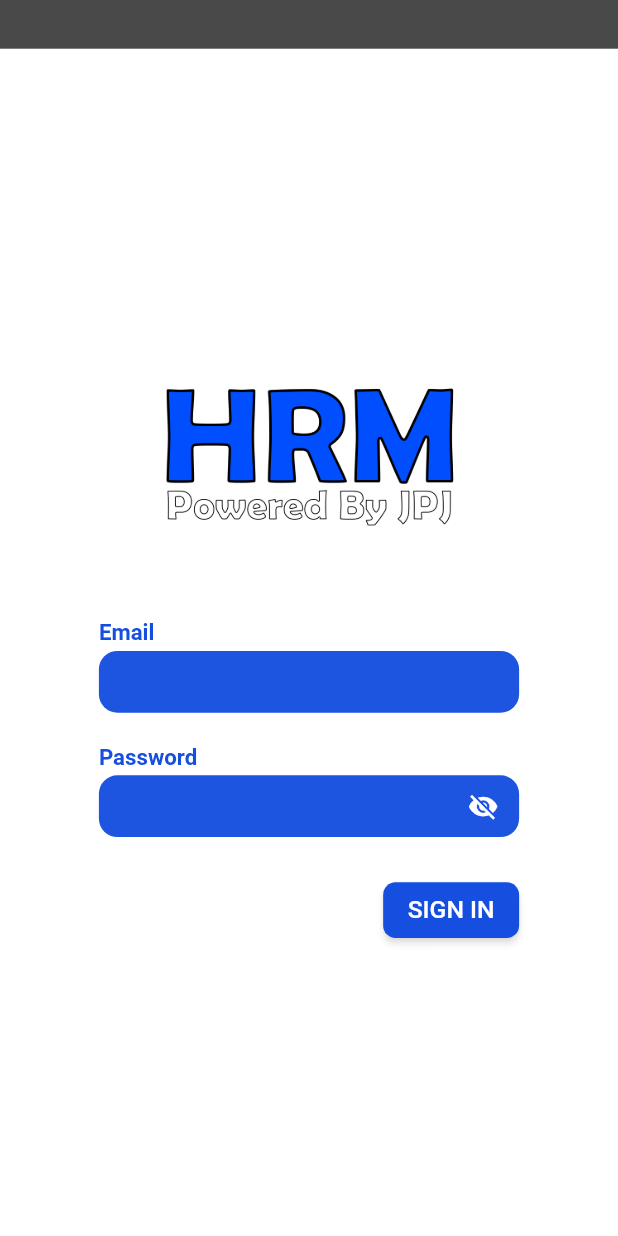
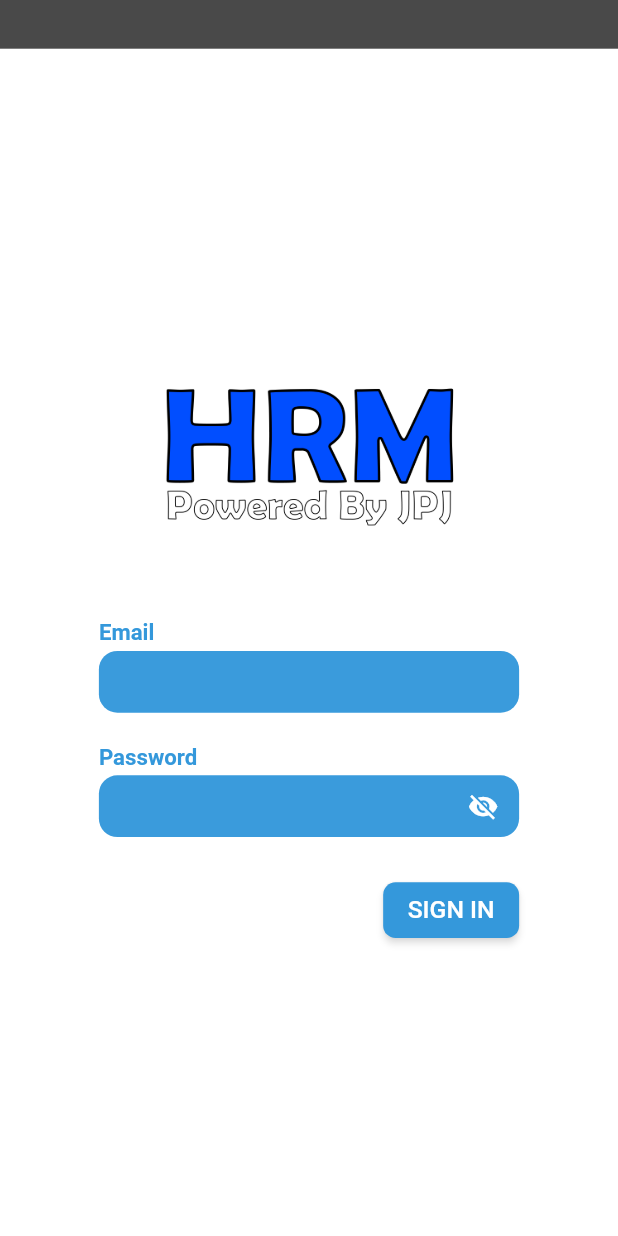
Before and after one commit to cobategit/jpj_hrm_mobile, a Flutter app: the screen it shows after launch, on a phone screen of 412 x 824 dp. Run offline on Flutter 3.47's test engine with Material 2 defaults, Android fonts, the phone set to English and light mode, and no system bars; our stand-ins replace connectivity_plus, device_info_plus, dropdown_search, fluttericon, geocoding, geolocator and 9 more; missing offline and left inert: cupertino_back_gesture, flutter_background_service, flutter_background_service_android, flutter_barcode_scanner, trust_location; accounts and stored records are empty.

Commit message:
update ios

```diff
--- a/lib/configs/api.dart
+++ b/lib/configs/api.dart
@@ -1,6 +1,6 @@
 class Api {
-  static String url_laptop_server = 'http://10.15.14.253:8000/api/v1';
-  static String urllocal = 'http://10.15.14.62:8000/api/v1';
+  static String url_laptop_server = 'http://10.15.14.229:8000/api/v1';
+  static String urllocal = 'http://10.15.14.229:8000/api/v1';
   // static String urllocal = 'http://192.168.1.12:8000/api/v1';
   static String apiUrl = url_laptop_server;
 }
--- a/lib/configs/colors.dart
+++ b/lib/configs/colors.dart
@@ -4,10 +4,10 @@ import 'package:hexcolor/hexcolor.dart';
 class GlobalColor {
   static Color light = HexColor('#ffffff');
   static Color dark = HexColor('#000000');
-  static Color green = HexColor('#3faf7c');
-  static Color blue = HexColor('#164fe0');
+  static Color green = HexColor('#2ecc71');
+  static Color blue = HexColor('#3498db');
   static Color grey = HexColor('#494949');
-  static Color red = HexColor('#ff0000');
-  static Color yellow = HexColor('#ffe900');
+  static Color red = HexColor('#e74c3c');
+  static Color yellow = HexColor('#f1c40f');
   static Color orange = HexColor('#ff7200');
 }
--- a/lib/controllers/auth_controller.dart
+++ b/lib/controllers/auth_controller.dart
@@ -11,6 +11,8 @@ import 'package:jpj_hrm_mobile/screens/index.dart';
 import 'package:jpj_hrm_mobile/services/index.dart';
 import 'package:jpj_hrm_mobile/utils/index.dart';
 import 'package:shared_preferences/shared_preferences.dart';
+import 'package:flutter/foundation.dart' show kIsWeb;
+import 'package:http/http.dart' as http;
 
 class AuthController extends GetxController {
   TextEditingController? emailText;
@@ -89,6 +91,9 @@ class AuthController extends GetxController {
 
   handleGetDevice() async {
     try {
+      if (kIsWeb) {
+
+      }else{
         if (Platform.isAndroid) {
           AndroidDeviceInfo androidInfo = await deviceInfoPlugin.androidInfo;
           deviceData!(androidInfo.model);
@@ -96,6 +101,7 @@ class AuthController extends GetxController {
         if (Platform.isIOS) {
           IosDeviceInfo iosInfo = await deviceInfoPlugin.iosInfo;
           deviceData!(iosInfo.model);
+        }
       }
     } on PlatformException {
       const error = "Error Failed to get platform version";
@@ -122,7 +128,8 @@ class AuthController extends GetxController {
     };
 
     final ApiModel apiModel = ApiModel(
-        url: Api.apiUrl, path: Path.login, body: bodyData, isToken: false);
+        url: Api.apiUrl, path: Path.login, body: bodyData, isToken: false
+      );
 
     final Map<String, dynamic> res = await PostData().postData(apiModel);
     isLoading!(false);
--- a/lib/screens/absen/checkinout_screen.dart
+++ b/lib/screens/absen/checkinout_screen.dart
@@ -1,3 +1,5 @@
+import 'dart:math';
+
 import 'package:flutter/material.dart';
 import 'package:jpj_hrm_mobile/configs/index.dart';
 import 'package:jpj_hrm_mobile/utils/index.dart';
@@ -78,11 +80,11 @@ class CheckInOutScreen extends StatelessWidget {
                         // CHECK IN
                         return InkWell(
                           onTap: () async {
+                            log(22222);
                             final serviceGps =
                                 await gpsController.handleCheckServiceGps(
                                     context, GlobalSize.blockSizeVertical);
                             await absensiController.handleFakeGps();
-
                             if (!serviceGps) {
                               gpsController.handleCheckGps(
                                   context, GlobalSize.blockSizeVertical);
--- a/lib/screens/leave/history_leave_screen.dart
+++ b/lib/screens/leave/history_leave_screen.dart
@@ -930,7 +930,7 @@ class HistoryLeaveScreen extends StatelessWidget {
                           onPressed: () {
                             leaveController.handleClearHistory();
                           },
-                          tittle: 'CLEAR',
+                          tittle: 'Clear',
                           fontSize: GlobalSize.blockSizeVertical! * 1.8,
                           color: GlobalColor.light,
                           colorPrim: GlobalColor.red,
--- a/pubspec.yaml
+++ b/pubspec.yaml
@@ -42,7 +42,7 @@ dependencies:
   get: ^4.6.1
   google_fonts: ^2.2.0
   hexcolor: ^2.0.6
-  http: ^0.13.4
+  http: ^0.13.5
   image_picker: ^0.8.4+4
   month_picker_dialog: ^0.7.0
   percent_indicator: ^4.0.0
@@ -56,6 +56,8 @@ dependencies:
   syncfusion_flutter_datepicker: ^20.3.56
   search_choices: ^2.1.5
   connectivity_plus: ^3.0.3
+  swipeable_page_route: ^0.3.0
+  cupertino_back_gesture: ^0.1.0
 
 dev_dependencies:
   flutter_test:
```
Also changed, not shown: lib/main.dart (+24 -24 lines), lib/screens/leave/form_leave_screen.dart (+25 -2 lines), lib/screens/login_screen.dart (+7 -3 lines), lib/screens/more_settings/form_change_password.dart (+22 -2 lines), pubspec.lock, 1 other file. Lines whose indentation alone changed are shown as unchanged.
